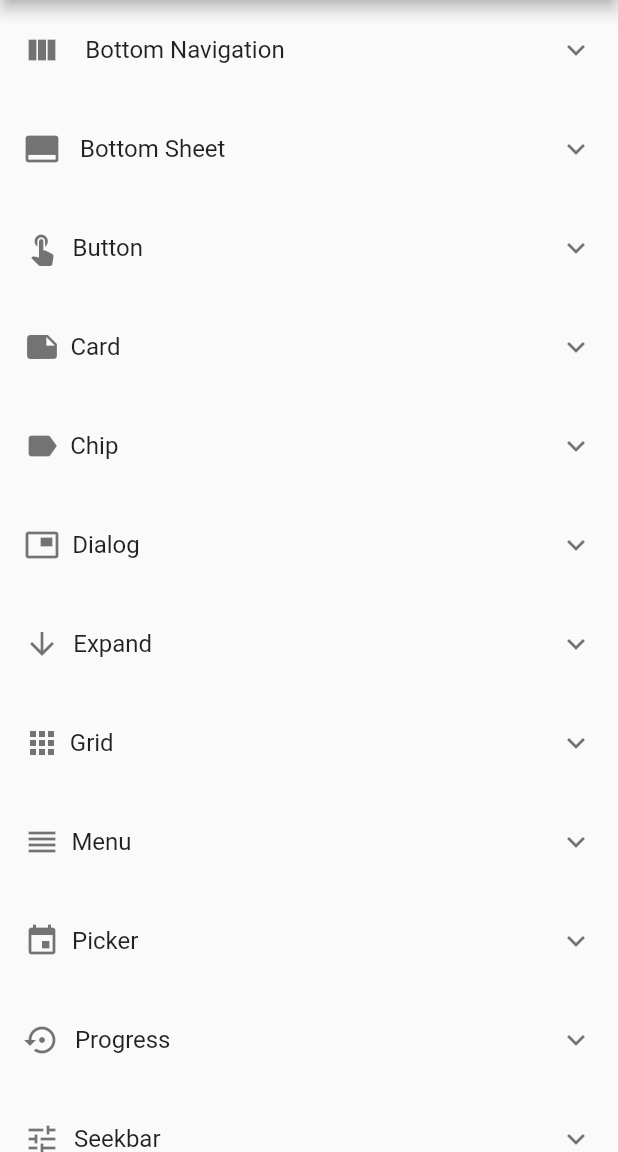
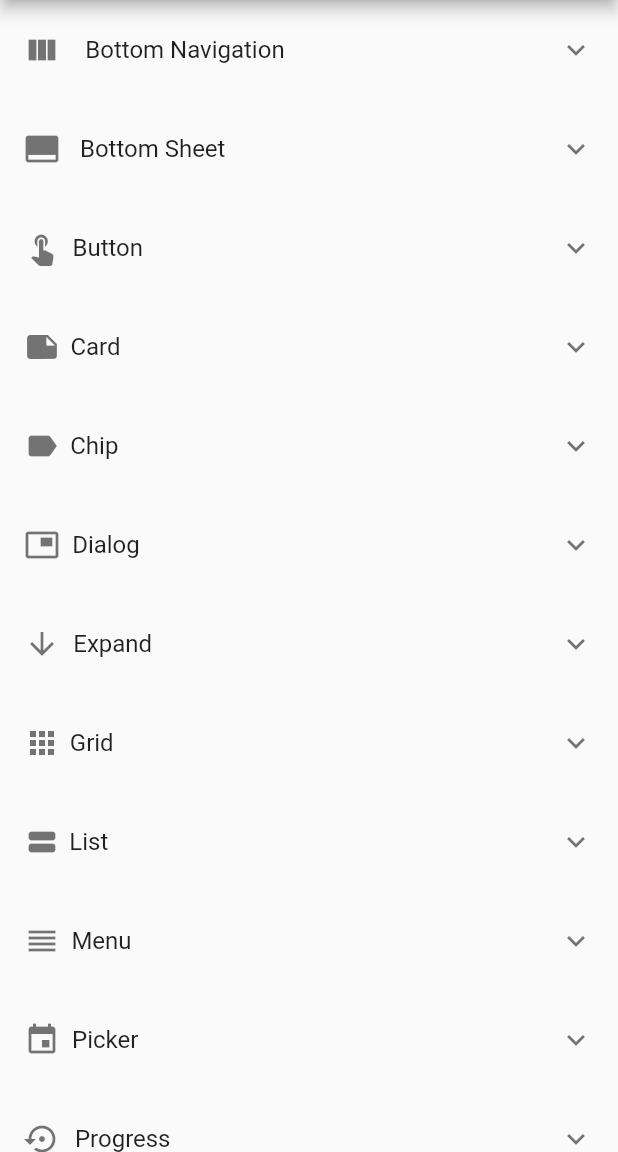
Before and after one commit to romaiswara/Flutter-Widgets, a Flutter app: the screen it shows after launch, on a phone screen of 412 x 824 dp, the part 84-1236 px from its top. Run offline on Flutter 3.47's test engine with Material 2 defaults, Android fonts, the phone set to English and light mode, and no system bars.

Commit message:
[add]: list ui

```diff
--- a/lib/config/route_config.dart
+++ b/lib/config/route_config.dart
@@ -138,6 +138,26 @@ class RouteConfig {
         return MaterialPageRoute(
           builder: (_) => MenuBasicScreen(),
         );
+      case RouteName.listBasic:
+        return MaterialPageRoute(
+          builder: (_) => ListBasicScreen(),
+        );
+      case RouteName.listSection:
+        return MaterialPageRoute(
+          builder: (_) => const ListSectionScreen(),
+        );
+      case RouteName.listExpand:
+        return MaterialPageRoute(
+          builder: (_) => ListExpandScreen(),
+        );
+      case RouteName.listDraggable:
+        return MaterialPageRoute(
+          builder: (_) => const ListDraggableScreen(),
+        );
+      case RouteName.listSwipe:
+        return MaterialPageRoute(
+          builder: (_) => const ListSwipeScreen(),
+        );
       default:
         return MaterialPageRoute(
           builder: (_) => const MainScreen(),
--- a/lib/constant/app_constant.dart
+++ b/lib/constant/app_constant.dart
@@ -34,4 +34,7 @@ class AppConstant {
   static const String twoLine = 'Two Line';
   static const String pullToRefresh = 'Pull To Refresh';
   static const String custom = 'Custom';
+  static const String section = 'Section';
+  static const String draggable = 'Draggable';
+  static const String swipe = 'Swipe';
 }
--- a/lib/constant/route_name.dart
+++ b/lib/constant/route_name.dart
@@ -33,4 +33,9 @@ class RouteName {
   static const String dialogBasic = 'dialogBasic';
   static const String dialogCustom = 'dialogCustom';
   static const String menuBasic = 'menuBasic';
+  static const String listBasic = 'listBasic';
+  static const String listSection = 'listSection';
+  static const String listExpand = 'listExpand';
+  static const String listDraggable = 'listDraggable';
+  static const String listSwipe = 'listSwipe';
 }
--- a/lib/model/main_menu_model.dart
+++ b/lib/model/main_menu_model.dart
@@ -157,6 +157,33 @@ class MainMenuModel {
       ),
       MainMenuModel(
         id: 2,
+        title: AppConstant.list,
+        subMenus: [
+          SubMenu(
+            name: AppConstant.basic,
+            routeName: RouteName.listBasic,
+          ),
+          SubMenu(
+            name: AppConstant.section,
+            routeName: RouteName.listSection,
+          ),
+          SubMenu(
+            name: AppConstant.expand,
+            routeName: RouteName.listExpand,
+          ),
+          SubMenu(
+            name: AppConstant.draggable,
+            routeName: RouteName.listDraggable,
+          ),
+          SubMenu(
+            name: AppConstant.swipe,
+            routeName: RouteName.listSwipe,
+          ),
+        ],
+        iconData: Icons.view_stream,
+      ),
+      MainMenuModel(
+        id: 2,
         title: AppConstant.menu,
         subMenus: [
           SubMenu(
--- /dev/null
+++ b/lib/ui/list/list.dart
@@ -0,0 +1,5 @@
+export 'list_basic_screen.dart';
+export 'list_draggable_screen.dart';
+export 'list_expand_screen.dart';
+export 'list_section_screen.dart';
+export 'list_swipe_screen.dart';
--- a/lib/ui/ui.dart
+++ b/lib/ui/ui.dart
@@ -6,6 +6,7 @@ export 'chip/chip.dart';
 export 'dialog/dialog.dart';
 export 'expand/expand.dart';
 export 'grid/grid.dart';
+export 'list/list.dart';
 export 'main/main_screen.dart';
 export 'menu/menu.dart';
 export 'picker/picker.dart';
```
Also changed, not shown: lib/model/profile_model.dart (+13 -0 lines), lib/ui/list/list_basic_screen.dart (added, +63 -0 lines), lib/ui/list/list_draggable_screen.dart (added, +75 -0 lines), lib/ui/list/list_expand_screen.dart (added, +53 -0 lines), lib/ui/list/list_section_screen.dart (added, +113 -0 lines), lib/ui/list/list_swipe_screen.dart (added, +78 -0 lines).
